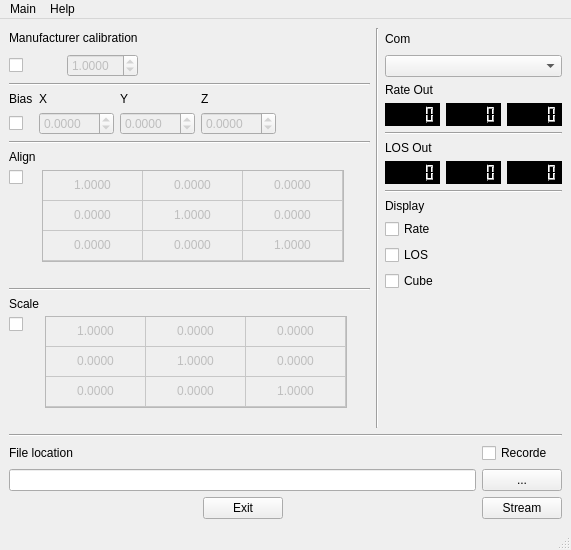
Qt form mainWindo.ui (TheDudiB/ICM42605) before a commit.
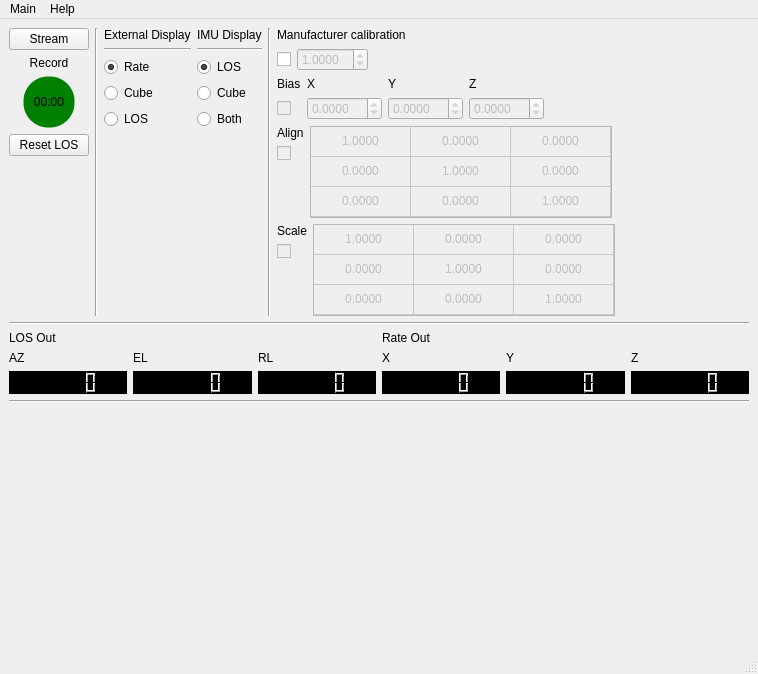
The same form after that commit.

```diff
--- a/mainWindo.ui
+++ b/mainWindo.ui
@@ -6,8 +6,8 @@
    <rect>
     <x>0</x>
     <y>0</y>
-    <width>571</width>
-    <height>550</height>
+    <width>758</width>
+    <height>674</height>
    </rect>
   </property>
   <property name="windowTitle">
@@ -17,8 +17,243 @@
    <enum>QTabWidget::Rounded</enum>
   </property>
   <widget class="QWidget" name="centralwidget">
+   <layout class="QVBoxLayout" name="verticalLayout_8">
+    <item>
+     <layout class="QHBoxLayout" name="horizontalLayout">
+      <item>
+       <layout class="QVBoxLayout" name="verticalLayout_6">
+        <item>
+         <widget class="QPushButton" name="qtBStream">
+          <property name="text">
+           <string>Stream</string>
+          </property>
+         </widget>
+        </item>
+        <item>
+         <layout class="QGridLayout" name="gridLayout_2">
+          <item row="0" column="0">
+           <widget class="QLabel" name="label_6">
+            <property name="text">
+             <string>Record</string>
+            </property>
+            <property name="alignment">
+             <set>Qt::AlignCenter</set>
+            </property>
+           </widget>
+          </item>
+          <item row="1" column="0">
+           <widget class="QPushButton" name="qtBRecorde">
+            <property name="styleSheet">
+             <string notr="true">QPushButton#qtBRecorde {
+    background-color: green;
+	border-style: solid;
+ 	border-width:1px;
+ 	border-radius:25px;
+ 	max-width:50px;
+ 	max-height:50px;
+ 	min-width:50px;
+ 	min-height:50px;
+}
+
+QPushButton#qtBRecorde:hover {
+    background-color: rgb(224, 255, 0);
+	border-style: solid;
+ 	border-width:1px;
+ 	border-radius:25px;
+ 	max-width:50px;
+ 	max-height:50px;
+ 	min-width:50px;
+ 	min-height:50px;
+}
+
+QPushButton#qtBRecorde:pressed {
+    background-color: red;
+	border-style: solid;
+ 	border-width:1px;
+ 	border-radius:25px;
+ 	max-width:50px;
+ 	max-height:50px;
+ 	min-width:50px;
+ 	min-height:50px;
+}
+ </string>
+            </property>
+            <property name="text">
+             <string>00:00</string>
+            </property>
+           </widget>
+          </item>
+         </layout>
+        </item>
+        <item>
+         <widget class="QPushButton" name="qtBResetLOS">
+          <property name="text">
+           <string>Reset LOS</string>
+          </property>
+         </widget>
+        </item>
+        <item>
+         <spacer name="verticalSpacer_4">
+          <property name="orientation">
+           <enum>Qt::Vertical</enum>
+          </property>
+          <property name="sizeHint" stdset="0">
+           <size>
+            <width>20</width>
+            <height>40</height>
+           </size>
+          </property>
+         </spacer>
+        </item>
+       </layout>
+      </item>
+      <item>
+       <widget class="Line" name="line">
+        <property name="orientation">
+         <enum>Qt::Vertical</enum>
+        </property>
+       </widget>
+      </item>
+      <item>
    <layout class="QGridLayout" name="gridLayout_4">
-    <item row="0" column="0" colspan="2">
+        <item row="4" column="0">
+         <widget class="QRadioButton" name="qtRELOS">
+          <property name="text">
+           <string>LOS</string>
+          </property>
+          <attribute name="buttonGroup">
+           <string notr="true">ExternalGroup</string>
+          </attribute>
+         </widget>
+        </item>
+        <item row="2" column="0">
+         <widget class="QRadioButton" name="qtRERate">
+          <property name="text">
+           <string>Rate</string>
+          </property>
+          <property name="checked">
+           <bool>true</bool>
+          </property>
+          <attribute name="buttonGroup">
+           <string notr="true">ExternalGroup</string>
+          </attribute>
+         </widget>
+        </item>
+        <item row="3" column="0">
+         <widget class="QRadioButton" name="qtRECube">
+          <property name="text">
+           <string>Cube</string>
+          </property>
+          <attribute name="buttonGroup">
+           <string notr="true">ExternalGroup</string>
+          </attribute>
+         </widget>
+        </item>
+        <item row="0" column="0">
+         <widget class="QLabel" name="label_16">
+          <property name="text">
+           <string>External Display</string>
+          </property>
+         </widget>
+        </item>
+        <item row="5" column="0">
+         <spacer name="verticalSpacer_5">
+          <property name="orientation">
+           <enum>Qt::Vertical</enum>
+          </property>
+          <property name="sizeHint" stdset="0">
+           <size>
+            <width>20</width>
+            <height>40</height>
+           </size>
+          </property>
+         </spacer>
+        </item>
+        <item row="1" column="0">
+         <widget class="Line" name="line_4">
+          <property name="orientation">
+           <enum>Qt::Horizontal</enum>
+          </property>
+         </widget>
+        </item>
+       </layout>
+      </item>
+      <item>
+       <layout class="QGridLayout" name="gridLayout_3">
+        <item row="0" column="0">
+         <widget class="QLabel" name="label_15">
+          <property name="text">
+           <string>IMU Display</string>
+          </property>
+         </widget>
+        </item>
+        <item row="5" column="0">
+         <spacer name="verticalSpacer_6">
+          <property name="orientation">
+           <enum>Qt::Vertical</enum>
+          </property>
+          <property name="sizeHint" stdset="0">
+           <size>
+            <width>20</width>
+            <height>40</height>
+           </size>
+          </property>
+         </spacer>
+        </item>
+        <item row="3" column="0">
+         <widget class="QRadioButton" name="qtRICube">
+          <property name="text">
+           <string>Cube</string>
+          </property>
+          <attribute name="buttonGroup">
+           <string notr="true">IMUGroup</string>
+          </attribute>
+         </widget>
+        </item>
+        <item row="2" column="0">
+         <widget class="QRadioButton" name="qtRILOS">
+          <property name="text">
+           <string>LOS</string>
+          </property>
+          <property name="checked">
+           <bool>true</bool>
+          </property>
+          <attribute name="buttonGroup">
+           <string notr="true">IMUGroup</string>
+          </attribute>
+         </widget>
+        </item>
+        <item row="4" column="0">
+         <widget class="QRadioButton" name="qtRIBoth">
+          <property name="text">
+           <string>Both</string>
+          </property>
+          <attribute name="buttonGroup">
+           <string notr="true">IMUGroup</string>
+          </attribute>
+         </widget>
+        </item>
+        <item row="1" column="0">
+         <widget class="Line" name="line_5">
+          <property name="orientation">
+           <enum>Qt::Horizontal</enum>
+          </property>
+         </widget>
+        </item>
+       </layout>
+      </item>
+      <item>
+       <widget class="Line" name="line_2">
+        <property name="orientation">
+         <enum>Qt::Vertical</enum>
+        </property>
+       </widget>
+      </item>
+      <item>
+       <layout class="QVBoxLayout" name="verticalLayout_7">
+        <item>
+         <layout class="QVBoxLayout" name="verticalLayout">
+          <item>
      <widget class="QLabel" name="label">
       <property name="text">
        <string>Manufacturer calibration</string>
@@ -28,54 +263,9 @@
       </property>
      </widget>
     </item>
-    <item row="0" column="2">
-     <spacer name="horizontalSpacer">
-      <property name="orientation">
-       <enum>Qt::Horizontal</enum>
-      </property>
-      <property name="sizeHint" stdset="0">
-       <size>
-        <width>174</width>
-        <height>20</height>
-       </size>
-      </property>
-     </spacer>
-    </item>
-    <item row="0" column="3" rowspan="8">
-     <widget class="Line" name="line_7">
-      <property name="orientation">
-       <enum>Qt::Vertical</enum>
-      </property>
-     </widget>
-    </item>
-    <item row="0" column="4" rowspan="2">
-     <layout class="QVBoxLayout" name="verticalLayout_5">
       <item>
-       <widget class="QLabel" name="qtComPortsLabel">
-        <property name="text">
-         <string>Com</string>
-        </property>
-        <property name="buddy">
-         <cstring>qtComPorts</cstring>
-        </property>
-       </widget>
-      </item>
+           <layout class="QHBoxLayout" name="horizontalLayout_5">
       <item>
-       <widget class="QComboBox" name="qtComPorts">
-        <property name="minimumSize">
-         <size>
-          <width>150</width>
-          <height>0</height>
-         </size>
-        </property>
-        <property name="currentIndex">
-         <number>-1</number>
-        </property>
-       </widget>
-      </item>
-     </layout>
-    </item>
-    <item row="1" column="0">
      <widget class="QCheckBox" name="qtCRawData">
       <property name="enabled">
        <bool>true</bool>
@@ -85,7 +275,7 @@
       </property>
      </widget>
     </item>
-    <item row="1" column="1">
+            <item>
      <widget class="QDoubleSpinBox" name="qtSGyroSF">
       <property name="enabled">
        <bool>false</bool>
@@ -104,179 +294,24 @@
       </property>
      </widget>
     </item>
-    <item row="2" column="0" colspan="3">
-     <widget class="Line" name="line_5">
-      <property name="orientation">
-       <enum>Qt::Horizontal</enum>
-      </property>
-     </widget>
-    </item>
-    <item row="2" column="4" rowspan="6">
-     <layout class="QVBoxLayout" name="verticalLayout_6">
       <item>
-       <widget class="QLabel" name="label_13">
-        <property name="text">
-         <string>Rate Out</string>
-        </property>
-       </widget>
-      </item>
-      <item>
-       <layout class="QHBoxLayout" name="horizontalLayout_6">
-        <item>
-         <widget class="QLCDNumber" name="qtRateX">
-          <property name="styleSheet">
-           <string notr="true">background-color: rgb(0, 0, 0);
-</string>
-          </property>
-          <property name="smallDecimalPoint">
-           <bool>true</bool>
-          </property>
-          <property name="value" stdset="0">
-           <double>0.000000000000000</double>
-          </property>
-         </widget>
-        </item>
-        <item>
-         <widget class="QLCDNumber" name="qtRateY">
-          <property name="styleSheet">
-           <string notr="true">background-color: rgb(0, 0, 0);
-</string>
-          </property>
-          <property name="smallDecimalPoint">
-           <bool>true</bool>
-          </property>
-          <property name="value" stdset="0">
-           <double>0.000000000000000</double>
-          </property>
-         </widget>
-        </item>
-        <item>
-         <widget class="QLCDNumber" name="qtRateZ">
-          <property name="styleSheet">
-           <string notr="true">background-color: rgb(0, 0, 0);
-</string>
-          </property>
-          <property name="smallDecimalPoint">
-           <bool>true</bool>
-          </property>
-          <property name="value" stdset="0">
-           <double>0.000000000000000</double>
-          </property>
-         </widget>
-        </item>
-       </layout>
-      </item>
-      <item>
-       <widget class="Line" name="line_6">
+             <spacer name="horizontalSpacer">
         <property name="orientation">
          <enum>Qt::Horizontal</enum>
-        </property>
-       </widget>
-      </item>
-      <item>
-       <widget class="QLabel" name="label_14">
-        <property name="text">
-         <string>LOS Out</string>
-        </property>
-       </widget>
-      </item>
-      <item>
-       <layout class="QHBoxLayout" name="horizontalLayout_7">
-        <item>
-         <widget class="QLCDNumber" name="qtLOSX">
-          <property name="styleSheet">
-           <string notr="true">background-color: rgb(0, 0, 0);
-</string>
-          </property>
-          <property name="smallDecimalPoint">
-           <bool>true</bool>
-          </property>
-          <property name="value" stdset="0">
-           <double>0.000000000000000</double>
-          </property>
-         </widget>
-        </item>
-        <item>
-         <widget class="QLCDNumber" name="qtLOSY">
-          <property name="styleSheet">
-           <string notr="true">background-color: rgb(0, 0, 0);
-</string>
-          </property>
-          <property name="smallDecimalPoint">
-           <bool>true</bool>
-          </property>
-          <property name="value" stdset="0">
-           <double>0.000000000000000</double>
-          </property>
-         </widget>
-        </item>
-        <item>
-         <widget class="QLCDNumber" name="qtLOSZ">
-          <property name="styleSheet">
-           <string notr="true">background-color: rgb(0, 0, 0);
-</string>
-          </property>
-          <property name="smallDecimalPoint">
-           <bool>true</bool>
-          </property>
-          <property name="value" stdset="0">
-           <double>0.000000000000000</double>
-          </property>
-         </widget>
-        </item>
-       </layout>
-      </item>
-      <item>
-       <widget class="Line" name="line_2">
-        <property name="orientation">
-         <enum>Qt::Horizontal</enum>
-        </property>
-       </widget>
-      </item>
-      <item>
-       <widget class="QLabel" name="label_15">
-        <property name="text">
-         <string>Display</string>
-        </property>
-       </widget>
-      </item>
-      <item>
-       <widget class="QCheckBox" name="qtCRate">
-        <property name="text">
-         <string>Rate</string>
-        </property>
-       </widget>
-      </item>
-      <item>
-       <widget class="QCheckBox" name="qtCLOS">
-        <property name="text">
-         <string>LOS</string>
-        </property>
-       </widget>
-      </item>
-      <item>
-       <widget class="QCheckBox" name="qtCCube">
-        <property name="text">
-         <string>Cube</string>
-        </property>
-       </widget>
-      </item>
-      <item>
-       <spacer name="verticalSpacer_3">
-        <property name="orientation">
-         <enum>Qt::Vertical</enum>
         </property>
         <property name="sizeHint" stdset="0">
          <size>
-          <width>20</width>
-          <height>40</height>
+                <width>40</width>
+                <height>20</height>
          </size>
         </property>
        </spacer>
       </item>
      </layout>
     </item>
-    <item row="3" column="0" colspan="3">
+         </layout>
+        </item>
+        <item>
      <layout class="QGridLayout" name="gridLayout">
       <item row="1" column="2">
        <widget class="QDoubleSpinBox" name="qtSBiasY">
@@ -316,6 +351,9 @@
       </item>
       <item row="1" column="0">
        <widget class="QCheckBox" name="qtCBias">
+            <property name="enabled">
+             <bool>false</bool>
+            </property>
         <property name="text">
          <string/>
         </property>
@@ -388,14 +426,7 @@
       </item>
      </layout>
     </item>
-    <item row="4" column="0" colspan="3">
-     <widget class="Line" name="line_4">
-      <property name="orientation">
-       <enum>Qt::Horizontal</enum>
-      </property>
-     </widget>
-    </item>
-    <item row="5" column="0" colspan="3">
+        <item>
      <layout class="QHBoxLayout" name="horizontalLayout_3">
       <item>
        <layout class="QVBoxLayout" name="verticalLayout_3">
@@ -411,6 +442,9 @@
         </item>
         <item>
          <widget class="QCheckBox" name="qtCAlign">
+              <property name="enabled">
+               <bool>false</bool>
+              </property>
           <property name="text">
            <string/>
           </property>
@@ -624,14 +658,7 @@
       </item>
      </layout>
     </item>
-    <item row="6" column="0" colspan="3">
-     <widget class="Line" name="line_3">
-      <property name="orientation">
-       <enum>Qt::Horizontal</enum>
-      </property>
-     </widget>
-    </item>
-    <item row="7" column="0" colspan="3">
+        <item>
      <layout class="QHBoxLayout" name="horizontalLayout_4">
       <item>
        <layout class="QVBoxLayout" name="verticalLayout_4">
@@ -647,6 +674,9 @@
         </item>
         <item>
          <widget class="QCheckBox" name="qtCScale">
+              <property name="enabled">
+               <bool>false</bool>
+              </property>
           <property name="text">
            <string/>
           </property>
@@ -860,83 +890,210 @@
       </item>
      </layout>
     </item>
-    <item row="8" column="0" colspan="5">
-     <widget class="Line" name="line">
+       </layout>
+      </item>
+     </layout>
+    </item>
+    <item>
+     <widget class="Line" name="TheLine">
       <property name="orientation">
        <enum>Qt::Horizontal</enum>
       </property>
      </widget>
     </item>
-    <item row="9" column="0" colspan="5">
-     <layout class="QGridLayout" name="gridLayout_3">
-      <item row="1" column="1">
-       <widget class="QPushButton" name="qtBBrowse">
+    <item>
+     <layout class="QHBoxLayout" name="horizontalLayout_2">
+      <item>
+       <layout class="QVBoxLayout" name="verticalLayout_5">
+        <item>
+         <widget class="QLabel" name="label_14">
         <property name="text">
-         <string>...</string>
+           <string>LOS Out</string>
         </property>
        </widget>
       </item>
-      <item row="1" column="0">
-       <widget class="QLineEdit" name="qtBrowse"/>
-      </item>
-      <item row="0" column="0">
+        <item>
+         <layout class="QHBoxLayout" name="horizontalLayout_8">
+          <item>
+           <widget class="QLabel" name="label_7">
+            <property name="text">
+             <string>AZ</string>
+            </property>
+           </widget>
+          </item>
+          <item>
+           <widget class="QLabel" name="label_8">
+            <property name="text">
+             <string>EL</string>
+            </property>
+           </widget>
+          </item>
+          <item>
+           <widget class="QLabel" name="label_9">
+            <property name="text">
+             <string>RL</string>
+            </property>
+           </widget>
+          </item>
+         </layout>
+        </item>
+        <item>
+         <layout class="QHBoxLayout" name="horizontalLayout_7">
+          <item>
+           <widget class="QLCDNumber" name="qtLOSX">
+            <property name="styleSheet">
+             <string notr="true">background-color: rgb(0, 0, 0);
+</string>
+            </property>
+            <property name="smallDecimalPoint">
+             <bool>true</bool>
+            </property>
+            <property name="value" stdset="0">
+             <double>0.000000000000000</double>
+            </property>
+           </widget>
+          </item>
+          <item>
+           <widget class="QLCDNumber" name="qtLOSY">
+            <property name="styleSheet">
+             <string notr="true">background-color: rgb(0, 0, 0);
+</string>
+            </property>
+            <property name="smallDecimalPoint">
+             <bool>true</bool>
+            </property>
+            <property name="value" stdset="0">
+             <double>0.000000000000000</double>
+            </property>
+           </widget>
+          </item>
+          <item>
+           <widget class="QLCDNumber" name="qtLOSZ">
+            <property name="styleSheet">
+             <string notr="true">background-color: rgb(0, 0, 0);
+</string>
+            </property>
+            <property name="smallDecimalPoint">
+             <bool>true</bool>
+            </property>
+            <property name="value" stdset="0">
+             <double>0.000000000000000</double>
+            </property>
+           </widget>
+          </item>
+         </layout>
+        </item>
+       </layout>
+      </item>
+      <item>
+       <layout class="QVBoxLayout" name="verticalLayout_2">
+        <item>
+         <widget class="QLabel" name="label_13">
+          <property name="text">
+           <string>Rate Out</string>
+          </property>
+         </widget>
+        </item>
+        <item>
+         <layout class="QHBoxLayout" name="horizontalLayout_9">
+          <item>
        <widget class="QLabel" name="label_12">
         <property name="text">
-         <string>File location</string>
-        </property>
-        <property name="buddy">
-         <cstring>qtBrowse</cstring>
+             <string>X</string>
+            </property>
+           </widget>
+          </item>
+          <item>
+           <widget class="QLabel" name="label_17">
+            <property name="text">
+             <string>Y</string>
         </property>
        </widget>
       </item>
-      <item row="0" column="1">
-       <widget class="QCheckBox" name="qtCRecorde">
+          <item>
+           <widget class="QLabel" name="label_18">
         <property name="text">
-         <string>Recorde</string>
+             <string>Z</string>
         </property>
        </widget>
       </item>
      </layout>
     </item>
-    <item row="10" column="0" colspan="5">
-     <layout class="QHBoxLayout" name="horizontalLayout_5">
       <item>
-       <spacer name="horizontalSpacer_5">
-        <property name="orientation">
-         <enum>Qt::Horizontal</enum>
-        </property>
-        <property name="sizeHint" stdset="0">
-         <size>
-          <width>40</width>
-          <height>20</height>
-         </size>
-        </property>
-       </spacer>
+         <layout class="QHBoxLayout" name="horizontalLayout_6">
+          <item>
+           <widget class="QLCDNumber" name="qtRateX">
+            <property name="styleSheet">
+             <string notr="true">background-color: rgb(0, 0, 0);
+</string>
+            </property>
+            <property name="smallDecimalPoint">
+             <bool>true</bool>
+            </property>
+            <property name="value" stdset="0">
+             <double>0.000000000000000</double>
+            </property>
+           </widget>
       </item>
       <item>
-       <widget class="QPushButton" name="qtBExit">
-        <property name="text">
-         <string>Exit</string>
-        </property>
+           <widget class="QLCDNumber" name="qtRateY">
+            <property name="styleSheet">
+             <string notr="true">background-color: rgb(0, 0, 0);
+</string>
+            </property>
+            <property name="smallDecimalPoint">
+             <bool>true</bool>
+            </property>
+            <property name="value" stdset="0">
+             <double>0.000000000000000</double>
+            </property>
        </widget>
       </item>
       <item>
-       <spacer name="horizontalSpacer_6">
+           <widget class="QLCDNumber" name="qtRateZ">
+            <property name="styleSheet">
+             <string notr="true">background-color: rgb(0, 0, 0);
+</string>
+            </property>
+            <property name="smallDecimalPoint">
+             <bool>true</bool>
+            </property>
+            <property name="value" stdset="0">
+             <double>0.000000000000000</double>
+            </property>
+           </widget>
+          </item>
+         </layout>
+        </item>
+       </layout>
+      </item>
+     </layout>
+    </item>
+    <item>
+     <widget class="Line" name="line_3">
         <property name="orientation">
          <enum>Qt::Horizontal</enum>
         </property>
-        <property name="sizeHint" stdset="0">
-         <size>
-          <width>40</width>
-          <height>20</height>
-         </size>
-        </property>
-       </spacer>
+     </widget>
       </item>
       <item>
-       <widget class="QPushButton" name="qtBStream">
-        <property name="text">
-         <string>Stream</string>
+     <layout class="QVBoxLayout" name="verticalLayoutW">
+      <property name="sizeConstraint">
+       <enum>QLayout::SetMinAndMaxSize</enum>
+      </property>
+      <item>
+       <widget class="QWidget" name="widget" native="true">
+        <property name="sizePolicy">
+         <sizepolicy hsizetype="Preferred" vsizetype="Expanding">
+          <horstretch>0</horstretch>
+          <verstretch>0</verstretch>
+         </sizepolicy>
+        </property>
+        <property name="minimumSize">
+         <size>
+          <width>0</width>
+          <height>100</height>
+         </size>
         </property>
        </widget>
       </item>
@@ -949,8 +1106,8 @@
     <rect>
      <x>0</x>
      <y>0</y>
-     <width>571</width>
-     <height>28</height>
+     <width>758</width>
+     <height>21</height>
     </rect>
    </property>
    <widget class="QMenu" name="qMain">
```
Left out of the diff: 119 changed lines with no effect on the pictures. Lines whose indentation alone changed are shown as unchanged.
